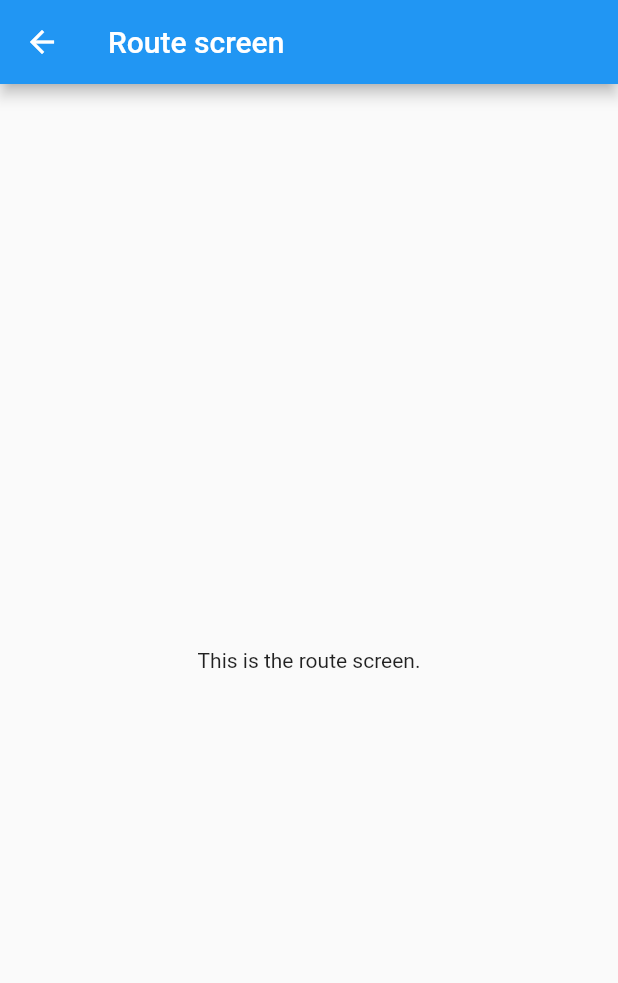
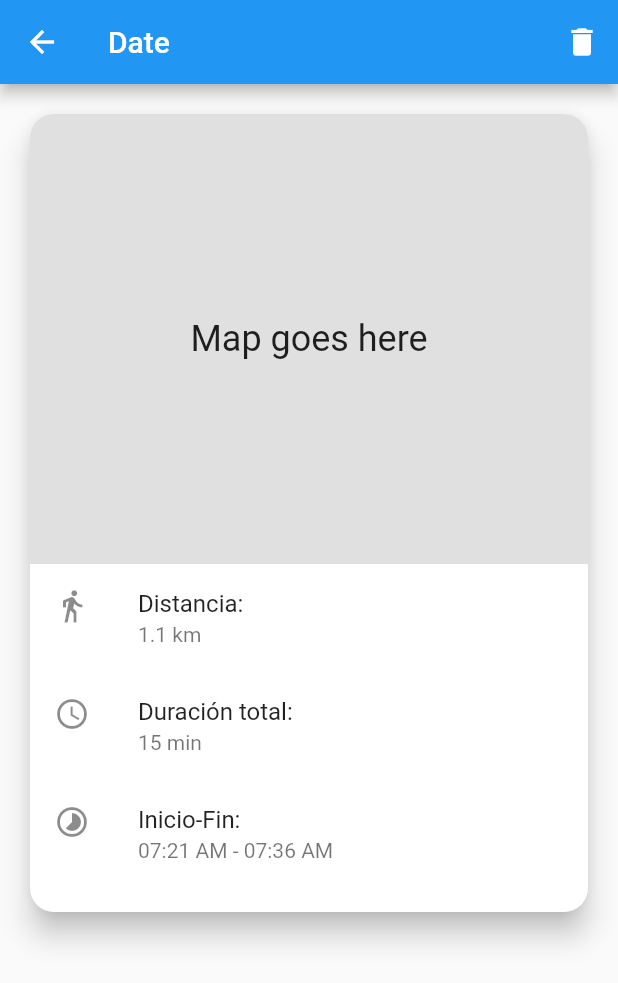
Before and after one commit to HenryCaicedo/exercise_tracker, a Flutter app: the RouteScreen screen opened directly, on a phone screen of 412 x 824 dp. Shown: the top 983 px of the screen. Run offline on Flutter 3.47's test engine with Material 2 defaults, Android fonts, the phone set to English and light mode, and no system bars.

Commit message:
Estructura Route Screen
Se creó la estructura de la pantalla de ruta

```diff
--- a/lib/route_screen.dart
+++ b/lib/route_screen.dart
@@ -5,10 +5,70 @@ class RouteScreen extends StatelessWidget {
   Widget build(BuildContext context) {
     return Scaffold(
       appBar: AppBar(
-        title: Text('Route screen'),
+        leading: IconButton(
+          icon: Icon(Icons.arrow_back),
+          onPressed: () {
+            Navigator.pop(context);
+          },
+        ),
+        title: Text('Date'),
+        actions: [
+          IconButton(
+            icon: Icon(Icons.delete),
+            onPressed: () {},
+          ),
+        ],
       ),
-      body: Center(
-        child: Text('This is the route screen.'),
+      body: Padding(
+        padding: EdgeInsets.all(16),
+        child: Card(
+          color: Colors.white,
+          elevation: 8,
+          shape: RoundedRectangleBorder(
+            borderRadius: BorderRadius.circular(16),
+          ),
+          child: Padding(
+            padding: EdgeInsets.only(bottom: 16.0),
+            child: Column(
+              mainAxisSize: MainAxisSize.min,
+              children: [
+                Container(
+                  width: double.infinity,
+                  height: 300,
+                  decoration: BoxDecoration(
+                    borderRadius: BorderRadius.vertical(
+                      top: Radius.circular(16),
+                    ),
+                    color: Colors.grey[300],
+                  ),
+                  child: Center(
+                    child: Text(
+                      'Map goes here',
+                      style: TextStyle(
+                        fontSize: 24,
+                      ),
+                    ),
+                  ),
+                ),
+                ListTile(
+                  leading: Icon(Icons.directions_walk),
+                  title: Text('Distancia:'),
+                  subtitle: Text('1.1 km'),
+                ),
+                ListTile(
+                  leading: Icon(Icons.access_time),
+                  title: Text('Duración total:'),
+                  subtitle: Text('15 min'),
+                ),
+                ListTile(
+                  leading: Icon(Icons.timelapse),
+                  title: Text('Inicio-Fin:'),
+                  subtitle: Text('07:21 AM - 07:36 AM'),
+                ),
+              ],
+            ),
+          ),
+        ),
       ),
     );
   }
```
